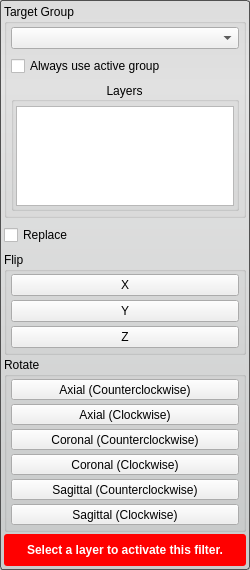
The window that src/Interface/ToolInterface/FlipToolInterface.ui (SCIInstitute/Seg3D) describes before a commit, drawn with Qt 5.
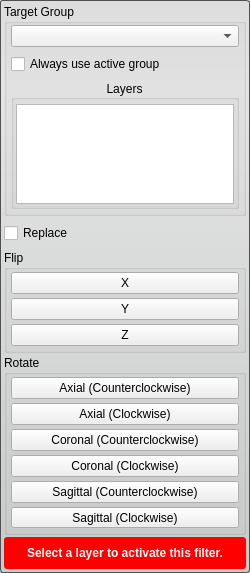
The same window after the commit.

What changed in the file:
```diff
--- a/src/Interface/ToolInterface/FlipToolInterface.ui
+++ b/src/Interface/ToolInterface/FlipToolInterface.ui
@@ -7,7 +7,7 @@
     <x>0</x>
     <y>0</y>
     <width>250</width>
-    <height>570</height>
+    <height>573</height>
    </rect>
   </property>
   <property name="sizePolicy">
@@ -48,11 +48,14 @@
       <bool>false</bool>
      </property>
      <layout class="QVBoxLayout" name="verticalLayout_4">
+      <property name="spacing">
+       <number>6</number>
+      </property>
       <property name="leftMargin">
        <number>4</number>
       </property>
       <property name="topMargin">
-       <number>2</number>
+       <number>0</number>
       </property>
       <property name="rightMargin">
        <number>4</number>
@@ -351,12 +354,6 @@
        <height>32</height>
       </size>
      </property>
-     <property name="maximumSize">
-      <size>
-       <width>16777215</width>
-       <height>32</height>
-      </size>
-     </property>
      <property name="styleSheet">
       <string notr="true">QLabel#message_{
   color: white;
```
